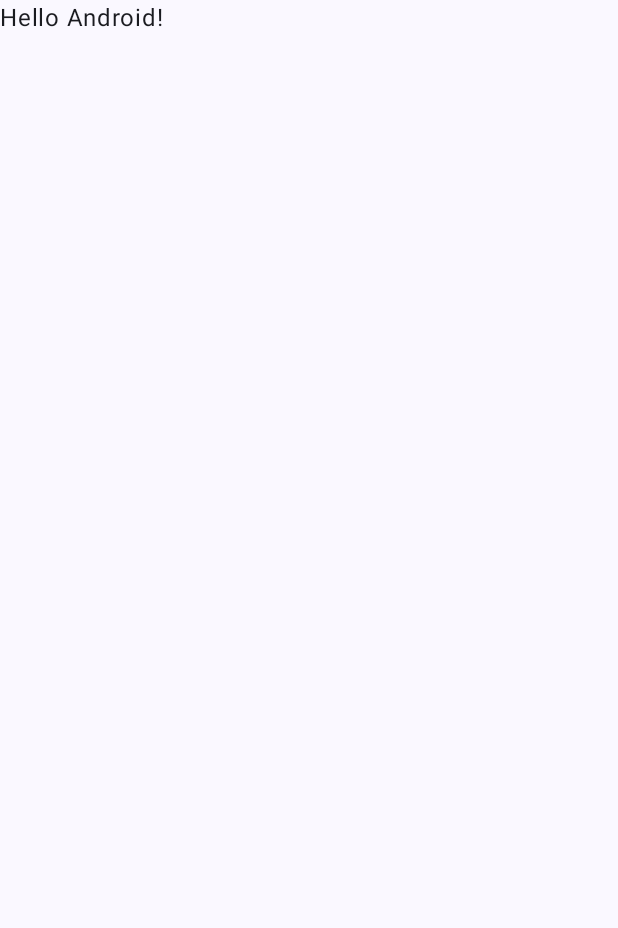
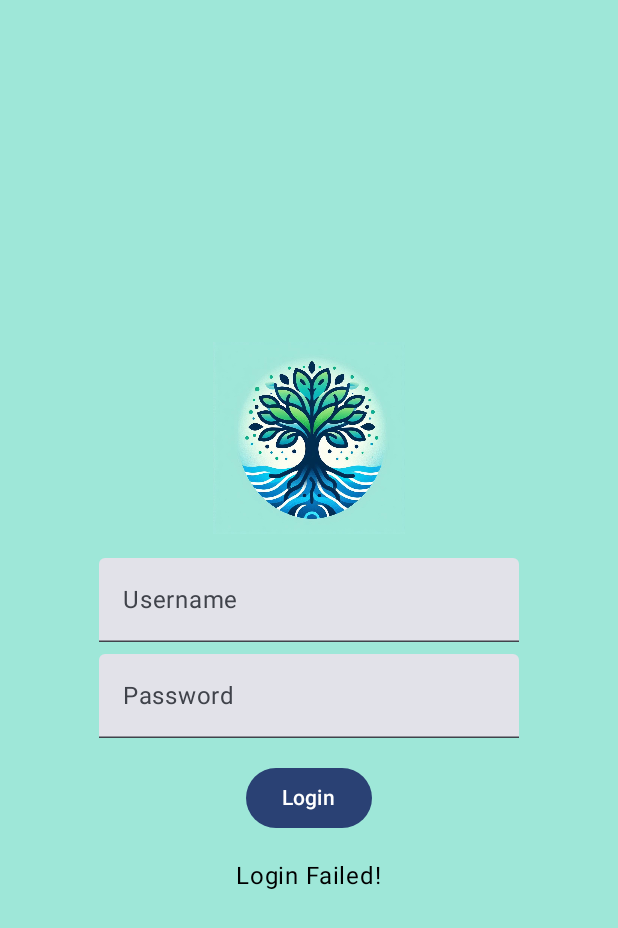
Before and after one commit to Lucciani47/Sisvita, an Android app built with Jetpack Compose: the screen it shows after launch (MainActivity), on a phone screen of 412 x 824 dp. Before the commit the part shown is almost empty. Shown: the top 928 px of the screen. Run offline under Robolectric (Android 15) with nearby library versions, the phone set to English and light mode, and no system bars.

Commit message:
Login actualizacion

```diff
--- a/app/src/main/java/com/samuel/sisvita17/MainActivity.kt
+++ b/app/src/main/java/com/samuel/sisvita17/MainActivity.kt
@@ -3,27 +3,20 @@ package com.samuel.sisvita17
 import android.os.Bundle
 import androidx.activity.ComponentActivity
 import androidx.activity.compose.setContent
-import androidx.compose.foundation.layout.fillMaxSize
-import androidx.compose.material3.MaterialTheme
-import androidx.compose.material3.Surface
 import androidx.compose.material3.Text
 import androidx.compose.runtime.Composable
 import androidx.compose.ui.Modifier
 import androidx.compose.ui.tooling.preview.Preview
 import com.samuel.sisvita17.ui.theme.Sisvita17Theme
 
+import com.samuel.sisvita17.ui.view.LoginScreen
+
 class MainActivity : ComponentActivity() {
     override fun onCreate(savedInstanceState: Bundle?) {
         super.onCreate(savedInstanceState)
         setContent {
             Sisvita17Theme {
-                // A surface container using the 'background' color from the theme
-                Surface(
-                    modifier = Modifier.fillMaxSize(),
-                    color = MaterialTheme.colorScheme.background
-                ) {
-                    Greeting("Android")
-                }
+                LoginScreen()
             }
         }
     }
--- /dev/null
+++ b/app/src/main/java/com/samuel/sisvita17/data/model/User.kt
@@ -0,0 +1,5 @@
+package com.samuel.sisvita17.data.model
+data class User(
+    val username: String,
+    val password: String
+)
--- /dev/null
+++ b/app/src/main/java/com/samuel/sisvita17/data/repository/UserRepository.kt
@@ -0,0 +1,11 @@
+package com.samuel.sisvita17.data.repository
+
+import com.samuel.sisvita17.data.model.User
+class UserRepository {
+
+    private val dummyUser = User(username = "test", password = "1234")
+
+    fun login(username: String, password: String): Boolean {
+        return username == dummyUser.username && password == dummyUser.password
+    }
+}
--- a/app/src/main/java/com/samuel/sisvita17/ui/theme/Color.kt
+++ b/app/src/main/java/com/samuel/sisvita17/ui/theme/Color.kt
@@ -9,3 +9,4 @@ val Pink80 = Color(0xFFEFB8C8)
 val Purple40 = Color(0xFF6650a4)
 val PurpleGrey40 = Color(0xFF625b71)
 val Pink40 = Color(0xFF7D5260)
+val BackgroundColor = Color(0xFF9ee7d8)
--- /dev/null
+++ b/app/src/main/java/com/samuel/sisvita17/ui/view/LoginScreen.kt
@@ -0,0 +1,68 @@
+package com.samuel.sisvita17.ui.view
+
+import androidx.compose.foundation.Image
+import androidx.compose.foundation.background
+import androidx.compose.foundation.layout.*
+import androidx.compose.material3.*
+import androidx.compose.runtime.*
+import androidx.compose.ui.Alignment
+import androidx.compose.ui.Modifier
+import androidx.compose.ui.res.painterResource
+import androidx.compose.ui.text.input.PasswordVisualTransformation
+import androidx.compose.ui.tooling.preview.Preview
+import androidx.compose.ui.unit.dp
+import androidx.lifecycle.viewmodel.compose.viewModel
+import com.samuel.sisvita17.R
+import com.samuel.sisvita17.ui.theme.BackgroundColor
+import com.samuel.sisvita17.ui.viewmodel.LoginViewModel
+
+@Composable
+fun LoginScreen(viewModel: LoginViewModel = viewModel()) {
+    var username by remember { mutableStateOf("") }
+    var password by remember { mutableStateOf("") }
+    val loginState by viewModel.loginState.collectAsState()
+
+    Column(
+        modifier = Modifier
+            .fillMaxSize()
+            .background(BackgroundColor)
+            .padding(16.dp),
+        verticalArrangement = Arrangement.Center,
+        horizontalAlignment = Alignment.CenterHorizontally
+    ) {
+        Image(
+            painter = painterResource(id = R.mipmap.logo_sisvita),
+            contentDescription = "Logo",
+            modifier = Modifier.size(128.dp) // Ajusta el tamaño según sea necesario
+        )
+        Spacer(modifier = Modifier.height(16.dp))
+        TextField(
+            value = username,
+            onValueChange = { username = it },
+            label = { Text("Username") }
+        )
+        Spacer(modifier = Modifier.height(8.dp))
+        TextField(
+            value = password,
+            onValueChange = { password = it },
+            label = { Text("Password") },
+            visualTransformation = PasswordVisualTransformation()
+        )
+        Spacer(modifier = Modifier.height(16.dp))
+        Button(onClick = { viewModel.login(username, password) }) {
+            Text("Login")
+        }
+        Spacer(modifier = Modifier.height(16.dp))
+        if (loginState) {
+            Text("Login Successful!")
+        } else {
+            Text("Login Failed!")
+        }
+    }
+}
+
+@Preview(showBackground = true)
+@Composable
+fun LoginScreenPreview() {
+    LoginScreen()
+}
--- /dev/null
+++ b/app/src/main/java/com/samuel/sisvita17/ui/viewmodel/LoginViewModel.kt
@@ -0,0 +1,22 @@
+package com.samuel.sisvita17.ui.viewmodel
+
+import androidx.lifecycle.ViewModel
+import androidx.lifecycle.viewModelScope
+import com.samuel.sisvita17.data.repository.UserRepository
+import kotlinx.coroutines.flow.MutableStateFlow
+import kotlinx.coroutines.flow.StateFlow
+import kotlinx.coroutines.launch
+
+class LoginViewModel : ViewModel() {
+
+    private val userRepository = UserRepository()
+
+    private val _loginState = MutableStateFlow(false)
+    val loginState: StateFlow<Boolean> = _loginState
+
+    fun login(username: String, password: String) {
+        viewModelScope.launch {
+            _loginState.value = userRepository.login(username, password)
+        }
+    }
+}
```
Also changed, not shown: app/build.gradle.kts (+15 -0 lines), app/src/main/res/mipmap-hdpi/logo_sisvita.jpg (added).
